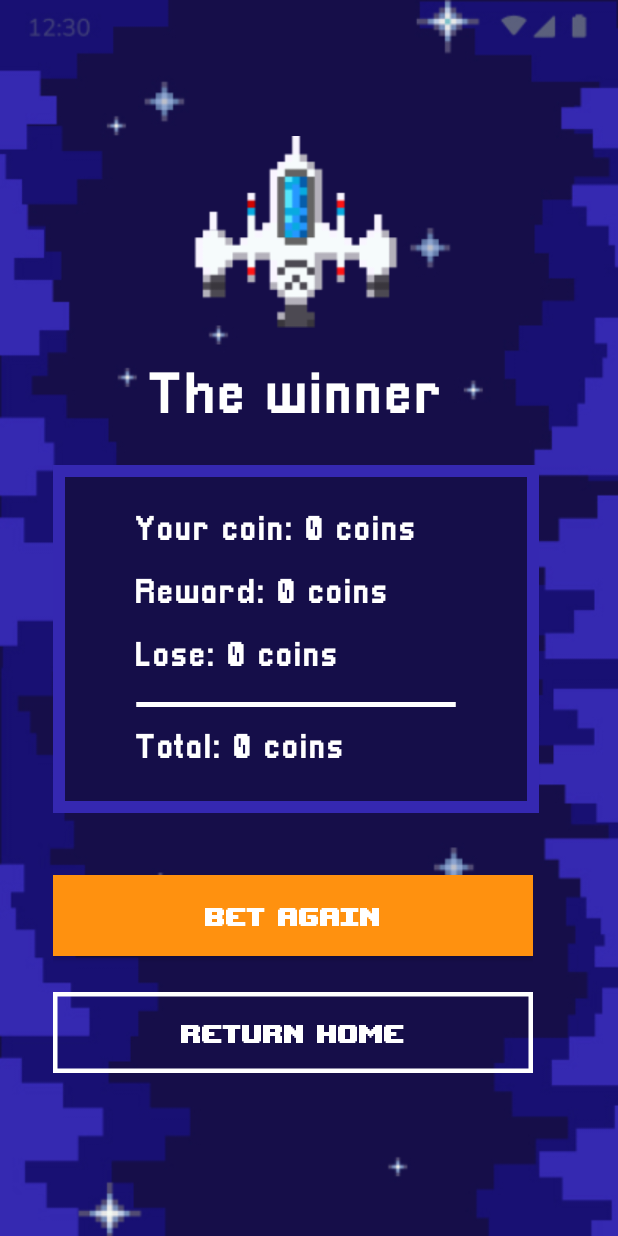
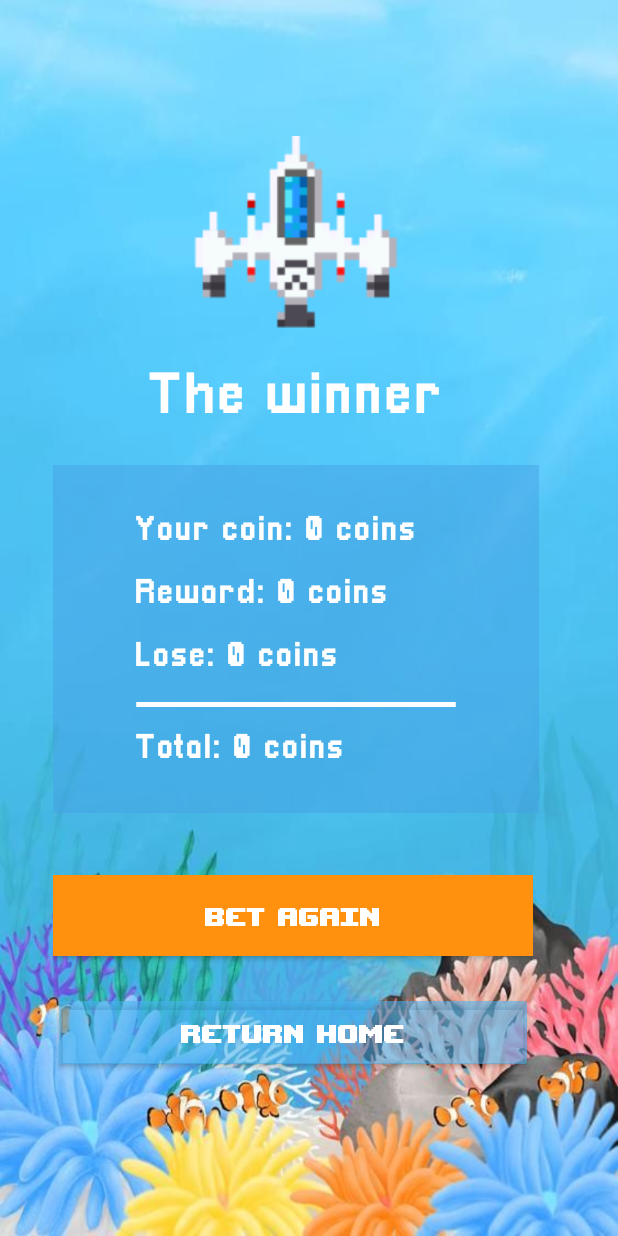
Before and after one commit to HaHasTeam/MiniGamePassmon, an Android app: the ResultActivity screen opened directly, with no data from a screen before it, on a phone screen of 412 x 824 dp. Run offline under Robolectric (Android 15) with nearby library versions, the phone set to English and light mode, and no system bars.

Commit message:
feat: add new result layout

```diff
--- a/app/src/main/res/layout/activity_result.xml
+++ b/app/src/main/res/layout/activity_result.xml
@@ -4,14 +4,14 @@
     xmlns:tools="http://schemas.android.com/tools"
     android:layout_width="match_parent"
     android:layout_height="match_parent"
-    tools:context=".ResultActivity"
-    android:background="@drawable/resultscreen">
+    android:background="@drawable/signupscreen"
+    tools:context=".ResultActivity">
 
     <LinearLayout
         android:layout_width="320dp"
         android:layout_height="132dp"
+        android:layout_marginStart="35dp"
         android:layout_marginTop="583dp"
-        android:layout_marginStart="35dp"
         android:orientation="vertical"
         app:layout_constraintStart_toStartOf="parent"
         app:layout_constraintTop_toTopOf="parent">
@@ -21,29 +21,28 @@
             android:layout_width="match_parent"
             android:layout_height="54dp"
             android:background="#FF910F"
-            android:text="@string/bet_again"
-            android:textSize="23sp"
             android:fontFamily="@font/upheavtt"
             android:padding="16dp"
+            android:text="@string/bet_again"
             android:textColor="#FFFFFF"
-            />
+            android:textSize="23sp" />
+
         <Space
             android:layout_width="wrap_content"
-            android:layout_height="24dp">
-        </Space>
+            android:layout_height="24dp"></Space>
+
         <androidx.appcompat.widget.AppCompatButton
             android:id="@+id/btnHome"
             android:layout_width="match_parent"
             android:layout_height="54dp"
-            android:background="@drawable/transparent_button"
-            android:textSize="23sp"
+            android:backgroundTint="#9046B2EF"
             android:fontFamily="@font/upheavtt"
             android:padding="16dp"
+            android:text="@string/return_home"
             android:textColor="#FFFFFF"
-            android:text="@string/return_home"
-            app:strokeWidth="2dp"
+            android:textSize="23sp"
             app:strokeColor="#FFFFFF"
-            />
+            app:strokeWidth="2dp" />
     </LinearLayout>
 
     <LinearLayout
@@ -51,57 +50,52 @@
         android:layout_height="232dp"
         android:layout_marginStart="35dp"
         android:layout_marginTop="310dp"
+        android:background="#8046A1E6"
+        android:divider="@drawable/empty_tall_divider"
         android:orientation="vertical"
         android:paddingHorizontal="54dp"
         android:paddingVertical="32dp"
-        android:background="@drawable/tabel"
         android:showDividers="middle"
-        android:divider="@drawable/empty_tall_divider"
         app:layout_constraintStart_toStartOf="parent"
-        app:layout_constraintTop_toTopOf="parent"
-        >
+        app:layout_constraintTop_toTopOf="parent">
 
         <TextView
             android:id="@+id/tvCoin"
             android:layout_width="wrap_content"
             android:layout_height="26dp"
+            android:gravity="top"
             android:text="Your coin: 100 coins"
-            android:textAppearance="@style/tabel_coin"
-            android:gravity="top"
-            />
+            android:textAppearance="@style/tabel_coin" />
 
         <TextView
             android:id="@+id/tvReward"
             android:layout_width="wrap_content"
             android:layout_height="26dp"
+            android:gravity="top"
             android:text="Reward: 10 coins"
-            android:textAppearance="@style/tabel_coin"
-            android:gravity="top"
-            />
+            android:textAppearance="@style/tabel_coin" />
 
         <TextView
             android:id="@+id/tvLose"
             android:layout_width="wrap_content"
             android:layout_height="26dp"
+            android:gravity="top"
             android:text="Lose: 80 coins"
-            android:textAppearance="@style/tabel_coin"
-            android:gravity="top"
-            />
+            android:textAppearance="@style/tabel_coin" />
+
         <View
             android:id="@+id/line_2"
             android:layout_width="216dp"
             android:layout_height="3dp"
-            android:background="@drawable/line_2"
-            />
+            android:background="@drawable/line_2" />
 
         <TextView
             android:id="@+id/tvTotal"
             android:layout_width="wrap_content"
             android:layout_height="26dp"
+            android:gravity="top"
             android:text="Total: 30 coins"
-            android:textAppearance="@style/tabel_coin"
-            android:gravity="top"
-            />
+            android:textAppearance="@style/tabel_coin" />
 
     </LinearLayout>
 
@@ -111,9 +105,9 @@
         android:layout_height="209dp"
         android:layout_marginStart="97dp"
         android:layout_marginTop="80dp"
+        android:divider="@drawable/empty_tall_divider"
         android:orientation="vertical"
         android:showDividers="middle"
-        android:divider="@drawable/empty_tall_divider"
         app:layout_constraintStart_toStartOf="parent"
         app:layout_constraintTop_toTopOf="parent">
 
@@ -122,7 +116,7 @@
             android:layout_width="144dp"
             android:layout_height="149dp"
             android:layout_gravity="center_horizontal"
-            app:srcCompat="@drawable/twofirewin" />
+            app:srcCompat="@drawable/signscreengif" />
 
 
         <TextView
```
